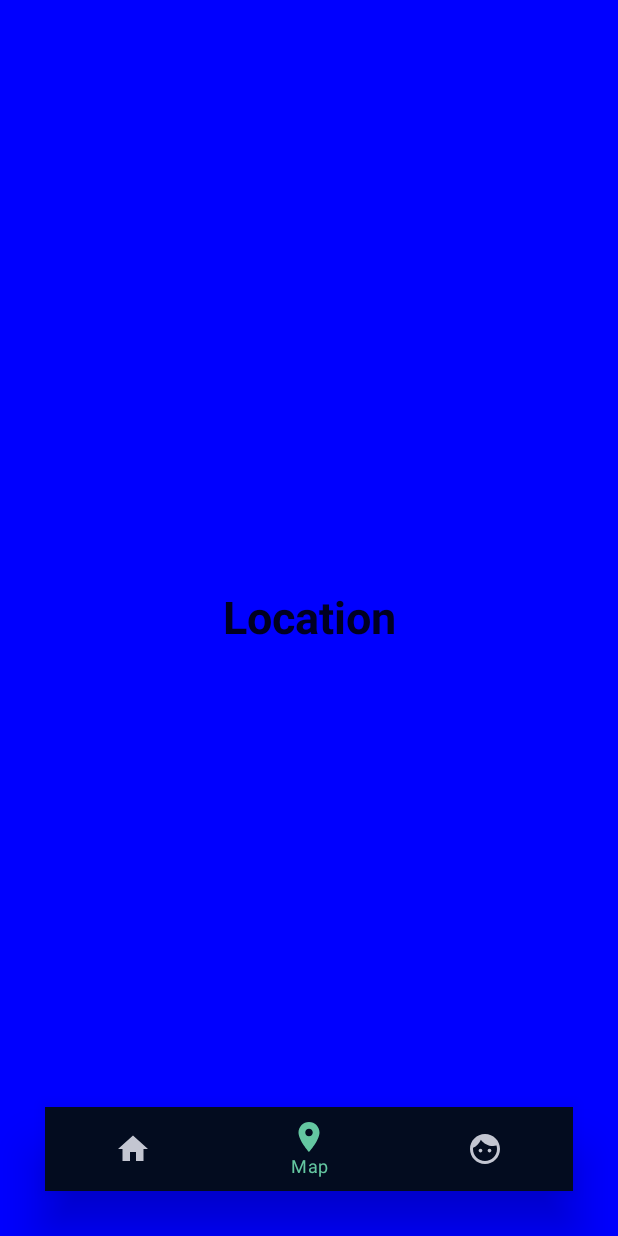
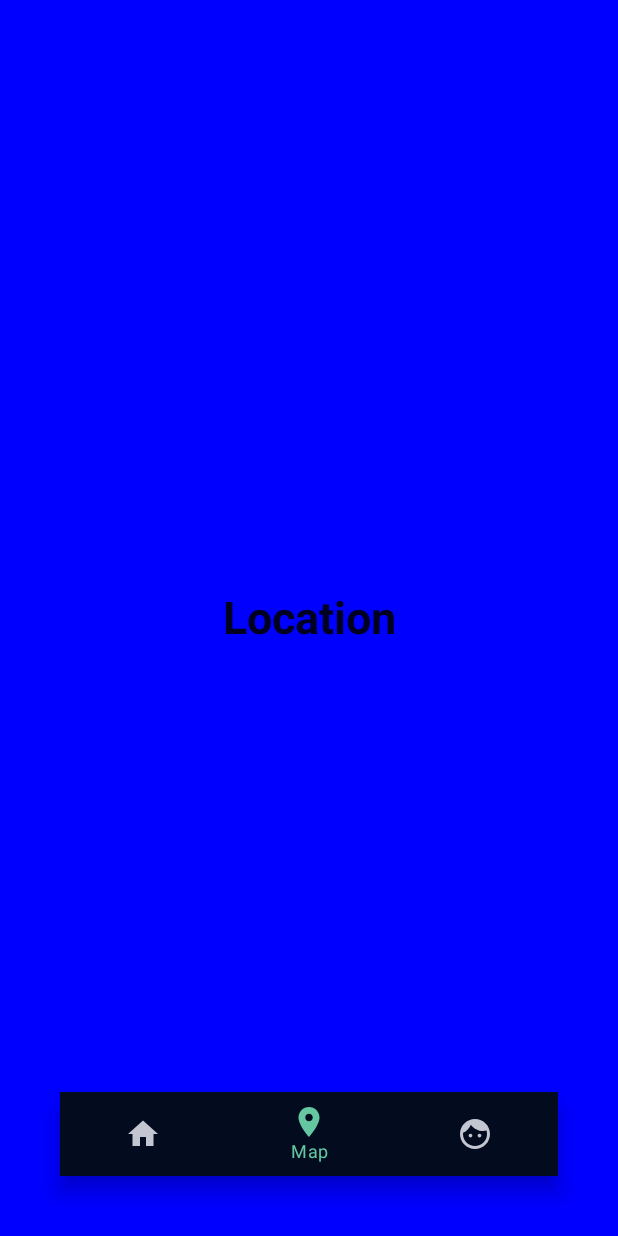
Before and after one commit to ermiyasassegu/MVVMRecipes_map_project, an Android app built with Jetpack Compose: the screen it shows after launch (MainActivity), item 2 of the bottom bar chosen, on a phone screen of 412 x 824 dp. Run offline under Robolectric (Android 15) with nearby library versions, the light colour scheme and no system bars; our stand-ins replace Dagger/Hilt's generated code, accompanist.

Commit message:
navigation update

```diff
--- a/app/src/main/java/com/mvvmrecipesmap_project/MainActivity.kt
+++ b/app/src/main/java/com/mvvmrecipesmap_project/MainActivity.kt
@@ -12,6 +12,8 @@ import androidx.compose.runtime.DisposableEffect
 import androidx.compose.ui.platform.LocalContext
 import androidx.compose.ui.tooling.preview.Preview
 import androidx.core.view.WindowCompat
+import androidx.navigation.NavController
+import androidx.navigation.NavHostController
 import com.mvvmrecipesmap_project.presentation.navigation.MainScreen
 import com.mvvmrecipesmap_project.presentation.navigation.Navigation
 import com.mvvmrecipesmap_project.ui.theme.MVVMRecipesMap_projectTheme
@@ -54,13 +56,13 @@ fun Context.findActivity(): Activity? = when (this) {
     else -> null
 }
 
-@Preview(showBackground = true)
+/*@Preview(showBackground = true)
 @Composable
-fun DefaultPreview() {
+fun DefaultPreview(navController: NavController) {
     MVVMRecipesMap_projectTheme {
-        Navigation()
+        Navigation(navController )
     }
-}
+}*/
 
 /*@Composable
 fun MainScreen() {
--- a/app/src/main/java/com/mvvmrecipesmap_project/presentation/navigation/Navigation.kt
+++ b/app/src/main/java/com/mvvmrecipesmap_project/presentation/navigation/Navigation.kt
@@ -1,10 +1,13 @@
 package com.mvvmrecipesmap_project.presentation.navigation
 
+import androidx.compose.animation.AnimatedVisibility
+import androidx.compose.animation.slideInVertically
+import androidx.compose.animation.slideOutVertically
 import androidx.compose.foundation.background
 import androidx.compose.foundation.layout.*
 import androidx.compose.material.*
-import androidx.compose.runtime.Composable
-import androidx.compose.runtime.getValue
+import androidx.compose.runtime.*
+import androidx.compose.runtime.saveable.rememberSaveable
 import androidx.compose.ui.Modifier
 import androidx.compose.ui.res.colorResource
 import androidx.compose.ui.res.stringResource
@@ -29,33 +32,66 @@ import com.mvvmrecipesmap_project.util.Constants.ARGS_CATEGORY
 import com.mvvmrecipesmap_project.util.Constants.ARGS_MEAL_ID
 
 @Composable
+fun barControl() {
+    // State of bottomBar, set state to false, if current page route is "car_details"
+    val bottomBarState = rememberSaveable { (mutableStateOf(true)) }
+
+    val navController = rememberNavController()
+    // Subscribe to navBackStackEntry, required to get current route
+    val navBackStackEntry by navController.currentBackStackEntryAsState()
+
+    when(navBackStackEntry?.destination?.route){
+        "splashScreen" ->{
+            bottomBarState.value = false
+        }
+    }
+}
+@Composable
 fun MainScreen() {
+
     val navController = rememberNavController()
+    val navBackStackEntry by navController.currentBackStackEntryAsState()
     val bottomNavigationItems = listOf(
         BottomNavigationScreens.Home,
         BottomNavigationScreens.Location,
         BottomNavigationScreens.Scan
     )
+    // State of bottomBar, set state to false, if current page route is "car_details"
+    val bottomBarState = rememberSaveable { (mutableStateOf(true)) }
+
+
+    when(navBackStackEntry?.destination?.route){
+        "Home" ->{
+            bottomBarState.value = true
+        }
+    }
     Scaffold(
-
         bottomBar = {
-            RecipesBottomNavigation(navController, bottomNavigationItems)
+            RecipesBottomNavigation(navController, bottomBarState, bottomNavigationItems )
         }
     ) {
         MainScreenNavigationConfigurations(navController)
 
     }
+
 }
+
 @Composable
 fun Navigation() {
     val navController = rememberNavController()
     val systemUiController = rememberSystemUiController()
+    val bottomBarState = rememberSaveable { (mutableStateOf(true)) }
 
     NavHost(navController = navController, startDestination = Screens.SplashScreen.route) {
         composable(Screens.SplashScreen.route) {
+
+                bottomBarState.value = false
+
             SplashScreen(navController, systemUiController)
+
         }
         composable(Screens.HomeScreen.route) {
+            bottomBarState.value = true
             HomeScreen(navController, systemUiController)
         }
         composable(
@@ -86,14 +122,24 @@ fun Navigation() {
 @Composable
 fun RecipesBottomNavigation(
     navController: NavHostController,
+    bottomBarState: MutableState<Boolean>,
     items: List<BottomNavigationScreens>) {
 
-    BottomNavigation (
-        modifier = Modifier.fillMaxWidth(1f).padding(30.dp),
+    AnimatedVisibility(
+        visible = bottomBarState.value,
+        enter = slideInVertically(initialOffsetY = { it }),
+        exit = slideOutVertically(targetOffsetY = { it }),
+        content = {
+            BottomNavigation(
+                modifier = Modifier
+                    .fillMaxWidth()
+                    .padding(40.dp),
 
-        elevation = 20.dp
-    ){
-        val currentRoute = currentRoute(navController)
+
+            ) {
+                val navBackStackEntry by navController.currentBackStackEntryAsState()
+                val currentRoute = navBackStackEntry?.destination?.route
+                //val currentRoute = currentRoute(navController)
                 items.forEach { screen ->
                     BottomNavigationItem(
                         icon = { Icon(screen.icon, null) },
@@ -101,7 +147,11 @@ fun RecipesBottomNavigation(
                         selected = currentRoute == screen.route,
                         alwaysShowLabel = false,
                         onClick = {
-                    if(currentRoute != screen.route) {
+                            navController.popBackStack(
+                                navController.graph.startDestinationId, inclusive = false
+                            )
+
+                            if (currentRoute != screen.route) {
                                 navController.navigate(screen.route)
                             }
                         },
@@ -111,15 +161,16 @@ fun RecipesBottomNavigation(
                     )
                 }
             }
+        })
 }
 
 
 
-@Composable
+/*@Composable
 fun currentRoute(navController: NavHostController): String? {
     val navBackStackEntry by navController.currentBackStackEntryAsState()
     return navBackStackEntry?.destination?.route
-}
+}*/
 @Composable
 private fun MainScreenNavigationConfigurations(
     navController: NavHostController
```
Lines whose indentation alone changed are shown as unchanged.
